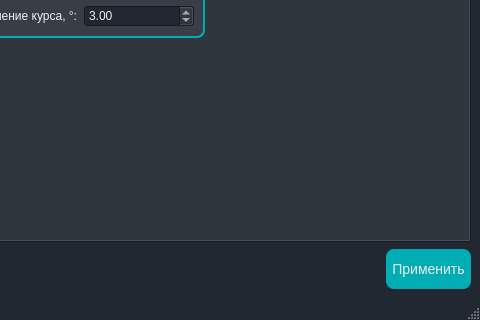
This is Programs/Settings/SettingsWindow.ui in Omazz/SurveillanceTracker as Qt 5 draws it before an edit; both pictures show x 320 to 800 and y 280 to 600 of the 800 by 600 pixel window. The edited form follows.
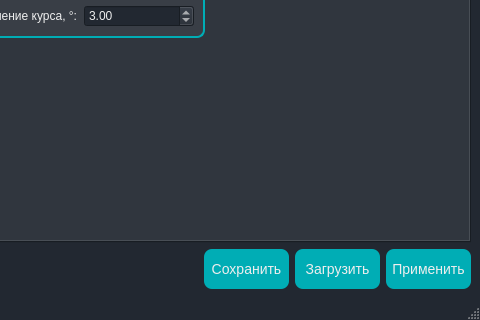
This is the edited form.

```diff
--- a/Programs/Settings/SettingsWindow.ui
+++ b/Programs/Settings/SettingsWindow.ui
@@ -570,6 +570,44 @@
         </property>
        </spacer>
       </item>
+      <item>
+       <widget class="QPushButton" name="PB_save">
+        <property name="sizePolicy">
+         <sizepolicy hsizetype="Preferred" vsizetype="Preferred">
+          <horstretch>0</horstretch>
+          <verstretch>0</verstretch>
+         </sizepolicy>
+        </property>
+        <property name="minimumSize">
+         <size>
+          <width>85</width>
+          <height>40</height>
+         </size>
+        </property>
+        <property name="text">
+         <string>Сохранить</string>
+        </property>
+       </widget>
+      </item>
+      <item>
+       <widget class="QPushButton" name="PB_load">
+        <property name="sizePolicy">
+         <sizepolicy hsizetype="Preferred" vsizetype="Preferred">
+          <horstretch>0</horstretch>
+          <verstretch>0</verstretch>
+         </sizepolicy>
+        </property>
+        <property name="minimumSize">
+         <size>
+          <width>85</width>
+          <height>40</height>
+         </size>
+        </property>
+        <property name="text">
+         <string>Загрузить</string>
+        </property>
+       </widget>
+      </item>
       <item>
        <widget class="QPushButton" name="PB_apply">
         <property name="sizePolicy">
```
Left out of the diff: 2 changed lines with no effect on the pictures.
